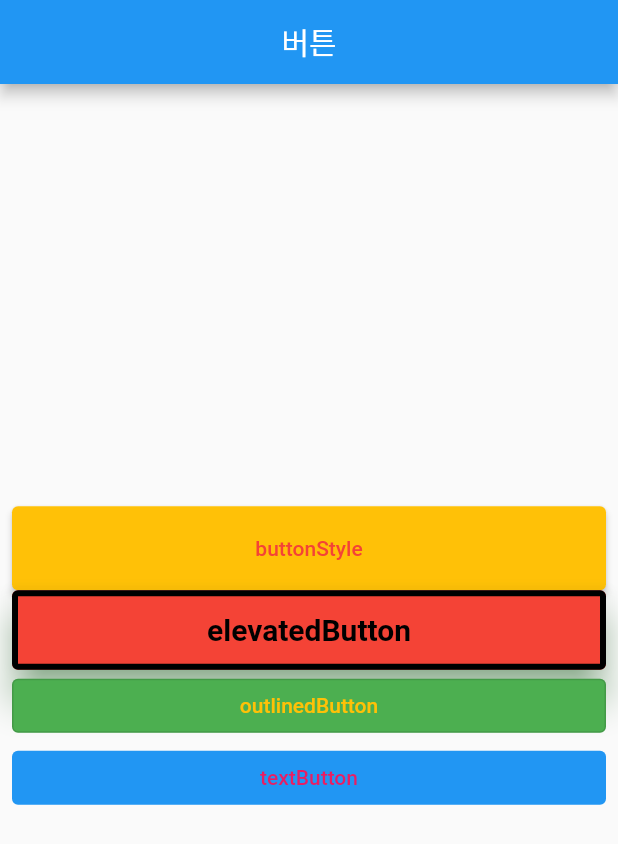
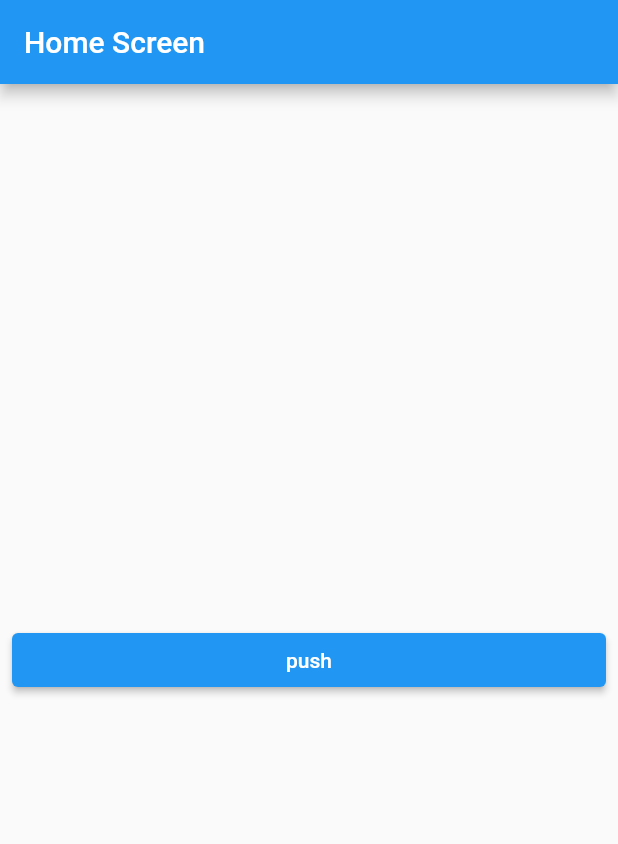
Before and after one commit to so0ng0970/flutter_project, a Flutter app: the screen it shows after launch, on a phone screen of 412 x 824 dp. Shown: the top 844 px of the screen. Run offline on Flutter 3.47's test engine with Material 2 defaults, Android fonts, the phone set to English and light mode, and no system bars; our stand-ins replace webview_flutter.

Commit message:
layout, route

```diff
--- a/lib/main.dart
+++ b/lib/main.dart
@@ -1,5 +1,5 @@
 import 'package:flutter/material.dart';
-import 'package:flutter_project/screen/button_screen.dart';
+import 'package:flutter_project/screen/navigation/navigate_screen.dart';
 
 void main() {
   // 플러터 프레임워크가
@@ -16,7 +16,7 @@ class MyApp extends StatelessWidget {
   Widget build(BuildContext context) {
     return const MaterialApp(
       // debugShowCheckedModeBanner: false, - 디버그 없애기
-      home: ButtonScreen(),
+      home: Navigatescreen(),
     );
   }
 }
--- a/lib/screen/button_screen.dart
+++ b/lib/screen/button_screen.dart
@@ -36,13 +36,12 @@ class ButtonScreen extends StatelessWidget {
                   },
                 ),
                 padding: MaterialStateProperty.resolveWith(
-                  (Set<MaterialState> states) {
-                    if (states.contains(MaterialState.pressed)) {
-                      return const EdgeInsets.all(100.0);
-                    }
-                    return const EdgeInsets.all(20.0);
-                  },
-                ),
+                    (Set<MaterialState> states) {
+                  if (states.contains(MaterialState.pressed)) {
+                    return const EdgeInsets.all(100.0);
+                  }
+                  return null;
+                }),
               ),
               child: const Text('buttonStyle'),
             ),
@@ -50,7 +49,7 @@ class ButtonScreen extends StatelessWidget {
               onPressed: () {},
               style: ElevatedButton.styleFrom(
                   // 글자 및 애니메이션 효과
-                  foregroundColor: Colors.black,
+                  foregroundColor: Colors.amber,
                   // 배경색
                   backgroundColor: Colors.red,
                   // 그림자색
--- /dev/null
+++ b/lib/screen/navigation/navigate_screen.dart
@@ -0,0 +1,34 @@
+import 'package:flutter/material.dart';
+import 'package:flutter_project/screen/navigation/route_one_screen.dart';
+
+class Navigatescreen extends StatelessWidget {
+  const Navigatescreen({super.key});
+
+  @override
+  Widget build(BuildContext context) {
+    return Scaffold(
+      appBar: AppBar(
+        title: const Text('Home Screen'),
+      ),
+      body: Padding(
+        padding: const EdgeInsets.symmetric(horizontal: 8.0),
+        child: Column(
+          mainAxisAlignment: MainAxisAlignment.center,
+          crossAxisAlignment: CrossAxisAlignment.stretch,
+          children: [
+            ElevatedButton(
+              onPressed: () {
+                Navigator.of(context).push(
+                  MaterialPageRoute(builder: (BuildContext context) {
+                    return const RouteOneScreen();
+                  }),
+                );
+              },
+              child: const Text('push'),
+            )
+          ],
+        ),
+      ),
+    );
+  }
+}
```
Also changed, not shown: lib/layout/main_layout.dart (added, +18 -0 lines), lib/screen/navigation/route_one_screen.dart (added, +24 -0 lines), lib/screen/navigation/route_three_screen.dart (added, +11 -0 lines), lib/screen/navigation/route_two_screen.dart (added, +14 -0 lines).
